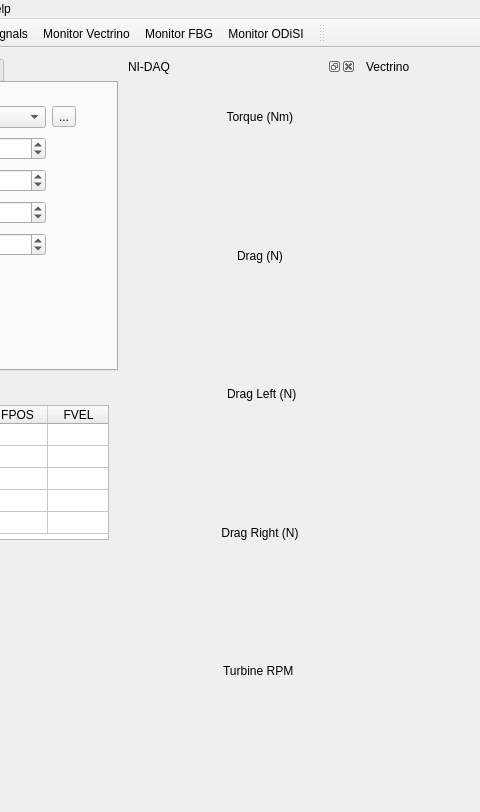
Before: the Qt Designer form gui/mainwindow.ui in petebachant/TurbineDAQ, drawn with Qt 5; both pictures show x 276 to 756 and y 0 to 812 of the 1408 by 812 pixel window.
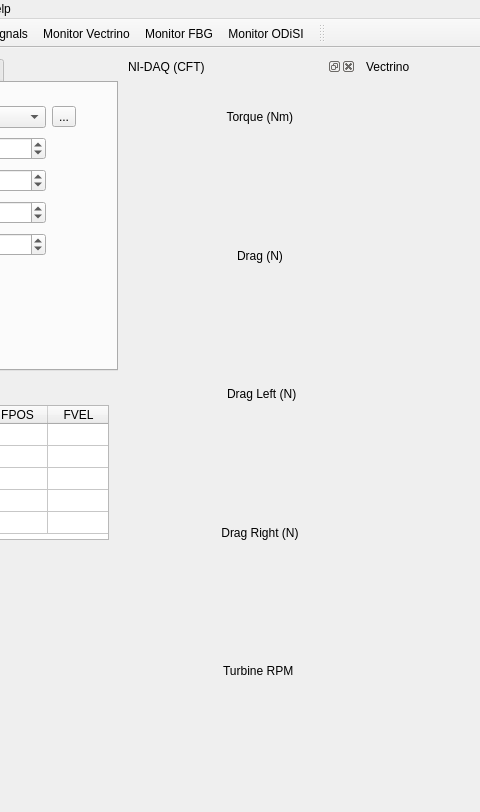
After: the same form once the commit is applied. Icons and pictures are not drawn. Custom widgets are drawn as their Qt base class.

Commit message: Add 'CFT' to NI-DAQ title

```diff
--- a/gui/mainwindow.ui
+++ b/gui/mainwindow.ui
@@ -1168,7 +1168,7 @@
        <set>Qt::AllDockWidgetAreas</set>
       </property>
       <property name="windowTitle">
-       <string>NI-DAQ</string>
+       <string>NI-DAQ (CFT)</string>
       </property>
       <widget class="QWidget" name="dockWidgetContents_2">
        <layout class="QGridLayout" name="gridLayout_8">
```
Left out of the diff: 2 changed lines with no effect on the pictures. The commit also changes 1 other file.
